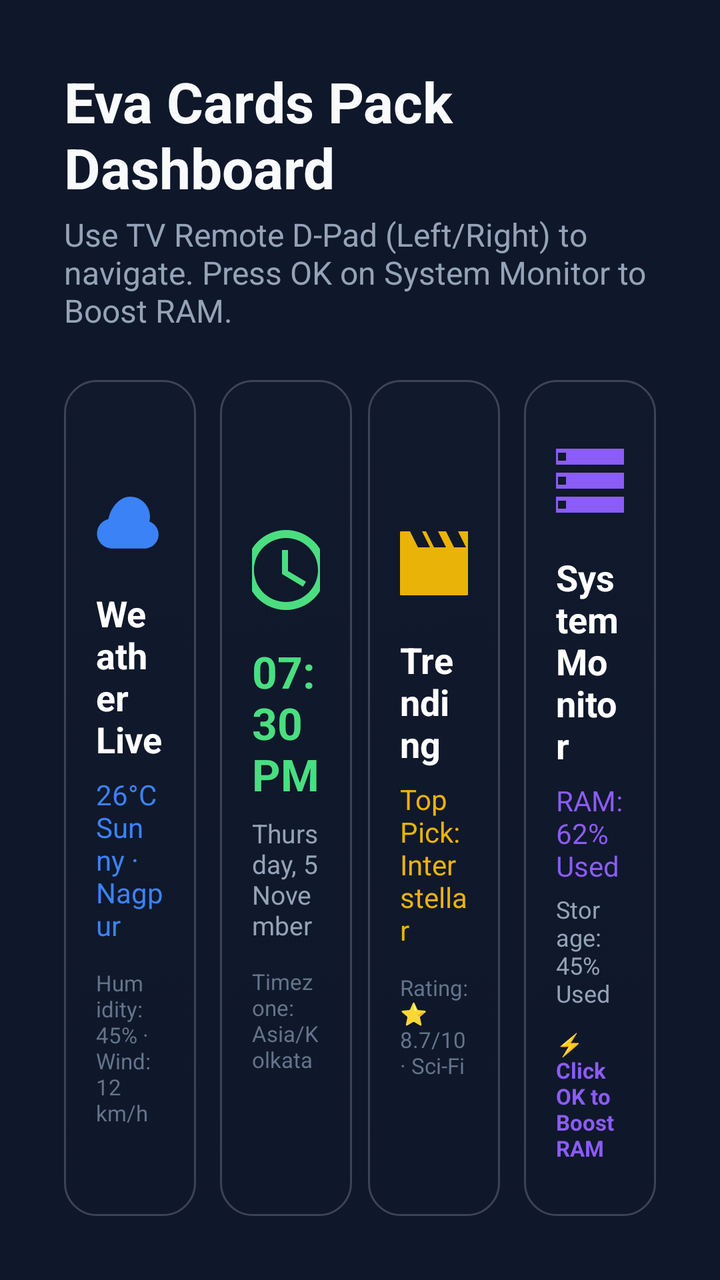
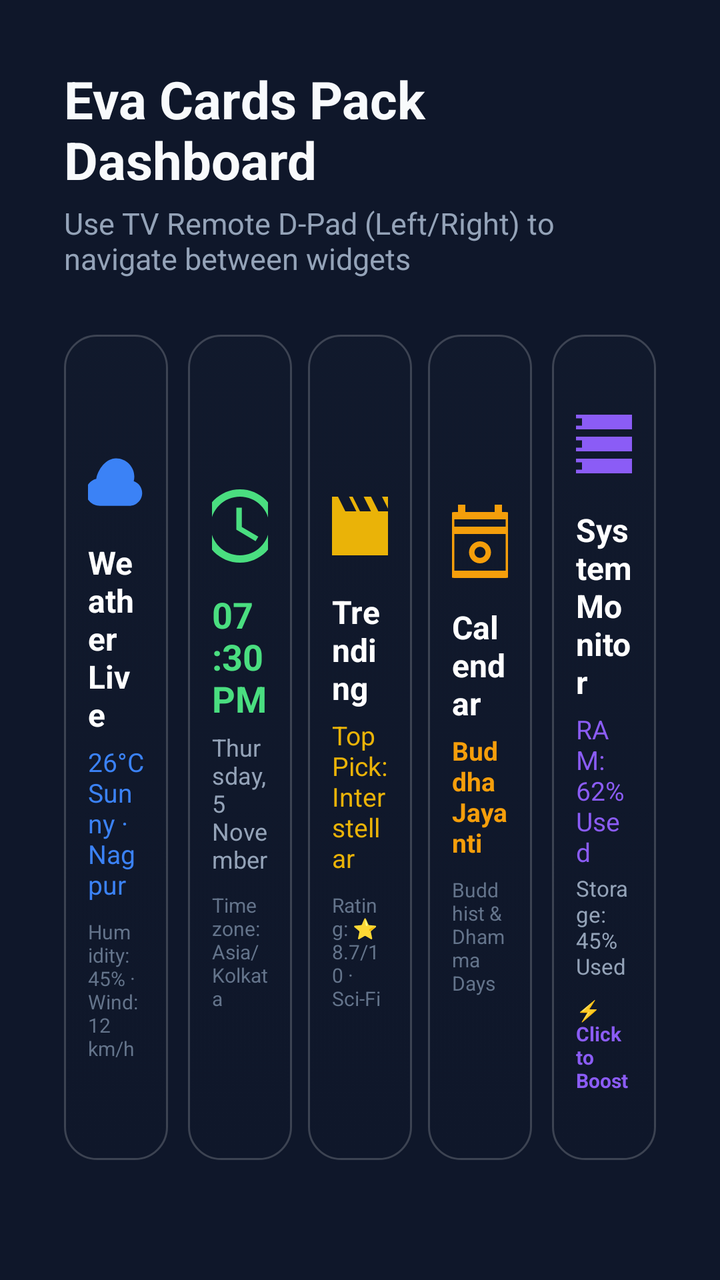

The first picture is an Android layout as it rendered before a commit; the second is the same layout after the commit. The layout source and the unified diff follow.
<!-- AndroidManifest.xml: application theme Theme.EvaCardsPack -->
<!-- res/layout/activity_eva_card.xml -->
<?xml version="1.0" encoding="utf-8"?>
<LinearLayout xmlns:android="http://schemas.android.com/apk/res/android"
    android:layout_width="match_parent"
    android:layout_height="match_parent"
    android:background="#0F172A"
    android:orientation="vertical"
    android:padding="32dp">

    
    <TextView
        android:layout_width="wrap_content"
        android:layout_height="wrap_content"
        android:text="Eva Cards Pack Dashboard"
        android:textColor="#F8FAFC"
        android:textSize="28sp"
        android:textStyle="bold" />

    <TextView
        android:layout_width="wrap_content"
        android:layout_height="wrap_content"
        android:layout_marginTop="4dp"
        android:text="Use TV Remote D-Pad (Left/Right) to navigate. Press OK on System Monitor to Boost RAM."
        android:textColor="#94A3B8"
        android:textSize="16sp" />

    
    <LinearLayout
        android:layout_width="match_parent"
        android:layout_height="0dp"
        android:layout_marginTop="24dp"
        android:layout_weight="1"
        android:baselineAligned="false"
        android:orientation="horizontal">

        
        <LinearLayout
            android:id="@+id/panelWeatherCard"
            android:layout_width="0dp"
            android:layout_height="match_parent"
            android:layout_marginEnd="8dp"
            android:layout_weight="1"
            android:background="@drawable/glass_card_selector"
            android:clickable="true"
            android:descendantFocusability="blocksDescendants"
            android:focusable="true"
            android:gravity="center"
            android:nextFocusLeft="@+id/panelWeatherCard"
            android:nextFocusRight="@+id/panelClockCard"
            android:orientation="vertical"
            android:padding="16dp">

            <ImageView
                android:layout_width="48dp"
                android:layout_height="48dp"
                android:contentDescription="Weather"
                android:src="@drawable/ic_weather_banner" />

            <TextView
                android:layout_width="wrap_content"
                android:layout_height="wrap_content"
                android:layout_marginTop="12dp"
                android:text="Weather Live"
                android:textColor="#FFFFFF"
                android:textSize="18sp"
                android:textStyle="bold" />

            <TextView
                android:layout_width="wrap_content"
                android:layout_height="wrap_content"
                android:layout_marginTop="6dp"
                android:text="26°C Sunny · Nagpur"
                android:textColor="#3B82F6"
                android:textSize="14sp" />

            <TextView
                android:layout_width="wrap_content"
                android:layout_height="wrap_content"
                android:layout_marginTop="12dp"
                android:text="Humidity: 45% · Wind: 12 km/h"
                android:textColor="#64748B"
                android:textSize="11sp" />
        </LinearLayout>

        
        <LinearLayout
            android:id="@+id/panelClockCard"
            android:layout_width="0dp"
            android:layout_height="match_parent"
            android:layout_marginStart="4dp"
            android:layout_marginEnd="4dp"
            android:layout_weight="1"
            android:background="@drawable/glass_card_selector"
            android:clickable="true"
            android:descendantFocusability="blocksDescendants"
            android:focusable="true"
            android:gravity="center"
            android:nextFocusLeft="@+id/panelWeatherCard"
            android:nextFocusRight="@+id/panelTrendingCard"
            android:orientation="vertical"
            android:padding="16dp">

            <ImageView
                android:layout_width="48dp"
                android:layout_height="48dp"
                android:contentDescription="Clock"
                android:src="@drawable/ic_clock_banner" />

            <TextView
                android:id="@+id/clockTimeText"
                android:layout_width="wrap_content"
                android:layout_height="wrap_content"
                android:layout_marginTop="12dp"
                android:text="07:30 PM"
                android:textColor="#4ADE80"
                android:textSize="22sp"
                android:textStyle="bold" />

            <TextView
                android:id="@+id/clockDateText"
                android:layout_width="wrap_content"
                android:layout_height="wrap_content"
                android:layout_marginTop="6dp"
                android:text="Thursday, 5 November"
                android:textColor="#94A3B8"
                android:textSize="13sp" />

            <TextView
                android:layout_width="wrap_content"
                android:layout_height="wrap_content"
                android:layout_marginTop="12dp"
                android:text="Timezone: Asia/Kolkata"
                android:textColor="#64748B"
                android:textSize="11sp" />
        </LinearLayout>

        
        <LinearLayout
            android:id="@+id/panelTrendingCard"
            android:layout_width="0dp"
            android:layout_height="match_parent"
            android:layout_marginStart="4dp"
            android:layout_marginEnd="4dp"
            android:layout_weight="1"
            android:background="@drawable/glass_card_selector"
            android:clickable="true"
            android:descendantFocusability="blocksDescendants"
            android:focusable="true"
            android:gravity="center"
            android:nextFocusLeft="@+id/panelClockCard"
            android:nextFocusRight="@+id/panelSystemMonitorCard"
            android:orientation="vertical"
            android:padding="16dp">

            <ImageView
                android:layout_width="48dp"
                android:layout_height="48dp"
                android:contentDescription="Trending"
                android:src="@drawable/ic_trending_banner" />

            <TextView
                android:layout_width="wrap_content"
                android:layout_height="wrap_content"
                android:layout_marginTop="12dp"
                android:text="Trending"
                android:textColor="#FFFFFF"
                android:textSize="18sp"
                android:textStyle="bold" />

            <TextView
                android:layout_width="wrap_content"
                android:layout_height="wrap_content"
                android:layout_marginTop="6dp"
                android:text="Top Pick: Interstellar"
                android:textColor="#EAB308"
                android:textSize="14sp" />

            <TextView
                android:layout_width="wrap_content"
                android:layout_height="wrap_content"
                android:layout_marginTop="12dp"
                android:text="Rating: ⭐ 8.7/10 · Sci-Fi"
                android:textColor="#64748B"
                android:textSize="11sp" />
        </LinearLayout>

        
        <LinearLayout
            android:id="@+id/panelSystemMonitorCard"
            android:layout_width="0dp"
            android:layout_height="match_parent"
            android:layout_marginStart="8dp"
            android:layout_weight="1"
            android:background="@drawable/glass_card_selector"
            android:clickable="true"
            android:descendantFocusability="blocksDescendants"
            android:focusable="true"
            android:gravity="center"
            android:nextFocusLeft="@+id/panelTrendingCard"
            android:nextFocusRight="@+id/panelSystemMonitorCard"
            android:orientation="vertical"
            android:padding="16dp">

            <ImageView
                android:layout_width="48dp"
                android:layout_height="48dp"
                android:contentDescription="System Monitor"
                android:src="@drawable/ic_storage_banner" />

            <TextView
                android:layout_width="wrap_content"
                android:layout_height="wrap_content"
                android:layout_marginTop="12dp"
                android:text="System Monitor"
                android:textColor="#FFFFFF"
                android:textSize="18sp"
                android:textStyle="bold" />

            <TextView
                android:id="@+id/dashboardRamText"
                android:layout_width="wrap_content"
                android:layout_height="wrap_content"
                android:layout_marginTop="6dp"
                android:text="RAM: 62% Used"
                android:textColor="#8B5CF6"
                android:textSize="14sp" />

            <TextView
                android:id="@+id/dashboardStorageText"
                android:layout_width="wrap_content"
                android:layout_height="wrap_content"
                android:layout_marginTop="4dp"
                android:text="Storage: 45% Used"
                android:textColor="#94A3B8"
                android:textSize="12sp" />

            <TextView
                android:layout_width="wrap_content"
                android:layout_height="wrap_content"
                android:layout_marginTop="10dp"
                android:text="⚡ Click OK to Boost RAM"
                android:textColor="#8B5CF6"
                android:textSize="11sp"
                android:textStyle="bold" />
        </LinearLayout>

    </LinearLayout>

</LinearLayout>
<!-- resources referenced by this layout -->
<resources>
  <!-- drawable ic_clock_banner (drawable) -->
  <?xml version="1.0" encoding="utf-8"?>
  <vector xmlns:android="http://schemas.android.com/apk/res/android"
      android:width="48dp"
      android:height="48dp"
      android:viewportWidth="24"
      android:viewportHeight="24">
      <path
          android:fillColor="#FF4ADE80"
          android:pathData="M11.99,2C6.47,2 2,6.48 2,12s4.47,10 9.99,10C17.52,22 22,17.52 22,12S17.52,2 11.99,2zM12,20c-4.42,0 -8,-3.58 -8,-8s3.58,-8 8,-8 8,3.58 8,8 -3.58,8 -8,8zM12.5,7H11v6l5.25,3.15 0.75,-1.23 -4.5,-2.67z" />
  </vector>
  <!-- drawable ic_storage_banner (drawable) -->
  <?xml version="1.0" encoding="utf-8"?>
  <vector xmlns:android="http://schemas.android.com/apk/res/android"
      android:width="48dp"
      android:height="48dp"
      android:viewportWidth="24"
      android:viewportHeight="24">
      <path
          android:fillColor="#FF8B5CF6"
          android:pathData="M2,20h20v-4H2v4zm2,-3h2v2H4v-2zM2,4v4h20V4H2zm4,3H4V5h2v2zm-4,7h20v-4H2v4zm2,-3h2v2H4v-2z" />
  </vector>
  <!-- drawable ic_trending_banner (drawable) -->
  <?xml version="1.0" encoding="utf-8"?>
  <vector xmlns:android="http://schemas.android.com/apk/res/android"
      android:width="48dp"
      android:height="48dp"
      android:viewportWidth="24"
      android:viewportHeight="24">
      <path
          android:fillColor="#FFEAB308"
          android:pathData="M18,4l2,4h-3l-2,-4h-2l2,4h-3l-2,-4H9l2,4H8L6,4H4c-1.1,0 -1.99,0.9 -1.99,2L2,18c0,1.1 0.9,2 2,2h16c1.1,0 2,-0.9 2,-2V4h-4z" />
  </vector>
  <!-- drawable ic_weather_banner (drawable) -->
  <?xml version="1.0" encoding="utf-8"?>
  <vector xmlns:android="http://schemas.android.com/apk/res/android"
      android:width="48dp"
      android:height="48dp"
      android:viewportWidth="24"
      android:viewportHeight="24">
      <path
          android:fillColor="#FF3B82F6"
          android:pathData="M12,7c2.76,0 5,2.24 5,5 0,0.42 -0.06,0.83 -0.16,1.22 1.34,0.47 2.3,1.74 2.3,3.23 0,1.93 -1.57,3.5 -3.5,3.5h-8C5.43,19.95 3.75,18.27 3.75,16.2c0,-1.76 1.23,-3.23 2.87,-3.63C7.03,10.05 9.27,7 12,7z" />
  </vector>
  <style name="Theme.EvaCardsPack" parent="Theme.MaterialComponents.DayNight.NoActionBar">
          
          <item name="colorPrimary">#FF3B82F6</item>
          <item name="colorPrimaryVariant">#FF1E293B</item>
          <item name="colorOnPrimary">@color/white</item>
          
          <item name="android:statusBarColor">#FF0F172A</item>
      </style>
  <color name="white">#FFFFFFFF</color>
  <!-- unchanged entries left out for length: 1 -->
</resources>

<!-- the commit's change to res/layout/activity_eva_card.xml (unified diff, before → after) -->
@@ -3,6 +3,8 @@
     android:layout_width="match_parent"
     android:layout_height="match_parent"
     android:background="#0F172A"
+    android:clipChildren="false"
+    android:clipToPadding="false"
     android:orientation="vertical"
     android:padding="32dp">
 
@@ -12,32 +14,36 @@
         android:layout_height="wrap_content"
         android:text="Eva Cards Pack Dashboard"
         android:textColor="#F8FAFC"
-        android:textSize="28sp"
+        android:textSize="26sp"
         android:textStyle="bold" />
 
     <TextView
         android:layout_width="wrap_content"
         android:layout_height="wrap_content"
         android:layout_marginTop="4dp"
-        android:text="Use TV Remote D-Pad (Left/Right) to navigate. Press OK on System Monitor to Boost RAM."
+        android:text="Use TV Remote D-Pad (Left/Right) to navigate between widgets"
         android:textColor="#94A3B8"
-        android:textSize="16sp" />
+        android:textSize="15sp" />
 
     
     <LinearLayout
         android:layout_width="match_parent"
         android:layout_height="0dp"
-        android:layout_marginTop="24dp"
+        android:layout_marginTop="16dp"
+        android:layout_marginBottom="16dp"
         android:layout_weight="1"
         android:baselineAligned="false"
-        android:orientation="horizontal">
+        android:clipChildren="false"
+        android:clipToPadding="false"
+        android:orientation="horizontal"
+        android:paddingVertical="12dp">
 
         
         <LinearLayout
             android:id="@+id/panelWeatherCard"
             android:layout_width="0dp"
             android:layout_height="match_parent"
-            android:layout_marginEnd="8dp"
+            android:layout_marginEnd="6dp"
             android:layout_weight="1"
             android:background="@drawable/glass_card_selector"
             android:clickable="true"
@@ -47,38 +53,38 @@
             android:nextFocusLeft="@+id/panelWeatherCard"
             android:nextFocusRight="@+id/panelClockCard"
             android:orientation="vertical"
-            android:padding="16dp">
-
-            <ImageView
-                android:layout_width="48dp"
-                android:layout_height="48dp"
+            android:padding="12dp">
+
+            <ImageView
+                android:layout_width="44dp"
+                android:layout_height="44dp"
                 android:contentDescription="Weather"
                 android:src="@drawable/ic_weather_banner" />
 
             <TextView
                 android:layout_width="wrap_content"
                 android:layout_height="wrap_content"
-                android:layout_marginTop="12dp"
+                android:layout_marginTop="10dp"
                 android:text="Weather Live"
                 android:textColor="#FFFFFF"
-                android:textSize="18sp"
-                android:textStyle="bold" />
-
-            <TextView
-                android:layout_width="wrap_content"
-                android:layout_height="wrap_content"
-                android:layout_marginTop="6dp"
+                android:textSize="16sp"
+                android:textStyle="bold" />
+
+            <TextView
+                android:layout_width="wrap_content"
+                android:layout_height="wrap_content"
+                android:layout_marginTop="4dp"
                 android:text="26°C Sunny · Nagpur"
                 android:textColor="#3B82F6"
-                android:textSize="14sp" />
-
-            <TextView
-                android:layout_width="wrap_content"
-                android:layout_height="wrap_content"
-                android:layout_marginTop="12dp"
+                android:textSize="13sp" />
+
+            <TextView
+                android:layout_width="wrap_content"
+                android:layout_height="wrap_content"
+                android:layout_marginTop="8dp"
                 android:text="Humidity: 45% · Wind: 12 km/h"
                 android:textColor="#64748B"
-                android:textSize="11sp" />
+                android:textSize="10sp" />
         </LinearLayout>
 
         
@@ -97,11 +103,11 @@
             android:nextFocusLeft="@+id/panelWeatherCard"
             android:nextFocusRight="@+id/panelTrendingCard"
             android:orientation="vertical"
-            android:padding="16dp">
-
-            <ImageView
-                android:layout_width="48dp"
-                android:layout_height="48dp"
+            android:padding="12dp">
+
+            <ImageView
+                android:layout_width="44dp"
+                android:layout_height="44dp"
                 android:contentDescription="Clock"
                 android:src="@drawable/ic_clock_banner" />
 
@@ -109,28 +115,28 @@
                 android:id="@+id/clockTimeText"
                 android:layout_width="wrap_content"
                 android:layout_height="wrap_content"
-                android:layout_marginTop="12dp"
+                android:layout_marginTop="10dp"
                 android:text="07:30 PM"
                 android:textColor="#4ADE80"
-                android:textSize="22sp"
+                android:textSize="18sp"
                 android:textStyle="bold" />
 
             <TextView
                 android:id="@+id/clockDateText"
                 android:layout_width="wrap_content"
                 android:layout_height="wrap_content"
-                android:layout_marginTop="6dp"
+                android:layout_marginTop="4dp"
                 android:text="Thursday, 5 November"
                 android:textColor="#94A3B8"
-                android:textSize="13sp" />
-
-            <TextView
-                android:layout_width="wrap_content"
-                android:layout_height="wrap_content"
-                android:layout_marginTop="12dp"
+                android:textSize="12sp" />
+
+            <TextView
+                android:layout_width="wrap_content"
+                android:layout_height="wrap_content"
+                android:layout_marginTop="8dp"
                 android:text="Timezone: Asia/Kolkata"
                 android:textColor="#64748B"
-                android:textSize="11sp" />
+                android:textSize="10sp" />
         </LinearLayout>
 
         
@@ -147,48 +153,49 @@
             android:focusable="true"
             android:gravity="center"
             android:nextFocusLeft="@+id/panelClockCard"
-            android:nextFocusRight="@+id/panelSystemMonitorCard"
-            android:orientation="vertical"
-            android:padding="16dp">
-
-            <ImageView
-                android:layout_width="48dp"
-                android:layout_height="48dp"
+            android:nextFocusRight="@+id/panelCalendarCard"
+            android:orientation="vertical"
+            android:padding="12dp">
+
+            <ImageView
+                android:layout_width="44dp"
+                android:layout_height="44dp"
                 android:contentDescription="Trending"
                 android:src="@drawable/ic_trending_banner" />
 
             <TextView
                 android:layout_width="wrap_content"
                 android:layout_height="wrap_content"
-                android:layout_marginTop="12dp"
+                android:layout_marginTop="10dp"
                 android:text="Trending"
                 android:textColor="#FFFFFF"
-                android:textSize="18sp"
-                android:textStyle="bold" />
-
-            <TextView
-                android:layout_width="wrap_content"
-                android:layout_height="wrap_content"
-                android:layout_marginTop="6dp"
+                android:textSize="16sp"
+                android:textStyle="bold" />
+
+            <TextView
+                android:layout_width="wrap_content"
+                android:layout_height="wrap_content"
+                android:layout_marginTop="4dp"
                 android:text="Top Pick: Interstellar"
                 android:textColor="#EAB308"
-                android:textSize="14sp" />
-
-            <TextView
-                android:layout_width="wrap_content"
-                android:layout_height="wrap_content"
-                android:layout_marginTop="12dp"
+                android:textSize="13sp" />
+
+            <TextView
+                android:layout_width="wrap_content"
+                android:layout_height="wrap_content"
+                android:layout_marginTop="8dp"
                 android:text="Rating: ⭐ 8.7/10 · Sci-Fi"
                 android:textColor="#64748B"
-                android:textSize="11sp" />
-        </LinearLayout>
-
-        
-        <LinearLayout
-            android:id="@+id/panelSystemMonitorCard"
-            android:layout_width="0dp"
-            android:layout_height="match_parent"
-            android:layout_marginStart="8dp"
+                android:textSize="10sp" />
+        </LinearLayout>
+
+        
+        <LinearLayout
+            android:id="@+id/panelCalendarCard"
+            android:layout_width="0dp"
+            android:layout_height="match_parent"
+            android:layout_marginStart="4dp"
+            android:layout_marginEnd="4dp"
             android:layout_weight="1"
             android:background="@drawable/glass_card_selector"
             android:clickable="true"
@@ -198,48 +205,98 @@
             android:nextFocusLeft="@+id/panelTrendingCard"
             android:nextFocusRight="@+id/panelSystemMonitorCard"
             android:orientation="vertical"
-            android:padding="16dp">
-
-            <ImageView
-                android:layout_width="48dp"
-                android:layout_height="48dp"
+            android:padding="12dp">
+
+            <ImageView
+                android:layout_width="44dp"
+                android:layout_height="44dp"
+                android:contentDescription="Calendar"
+                android:src="@drawable/ic_calendar_banner" />
+
+            <TextView
+                android:layout_width="wrap_content"
+                android:layout_height="wrap_content"
+                android:layout_marginTop="10dp"
+                android:text="Calendar"
+                android:textColor="#FFFFFF"
+                android:textSize="16sp"
+                android:textStyle="bold" />
+
+            <TextView
+                android:layout_width="wrap_content"
+                android:layout_height="wrap_content"
+                android:layout_marginTop="4dp"
+                android:text="Buddha Jayanti"
+                android:textColor="#F59E0B"
+                android:textSize="13sp"
+                android:textStyle="bold" />
+
+            <TextView
+                android:layout_width="wrap_content"
+                android:layout_height="wrap_content"
+                android:layout_marginTop="8dp"
+                android:text="Buddhist &amp; Dhamma Days"
+                android:textColor="#64748B"
+                android:textSize="10sp" />
+        </LinearLayout>
+
+        
+        <LinearLayout
+            android:id="@+id/panelSystemMonitorCard"
+            android:layout_width="0dp"
+            android:layout_height="match_parent"
+            android:layout_marginStart="6dp"
+            android:layout_weight="1"
+            android:background="@drawable/glass_card_selector"
+            android:clickable="true"
+            android:descendantFocusability="blocksDescendants"
+            android:focusable="true"
+            android:gravity="center"
+            android:nextFocusLeft="@+id/panelCalendarCard"
+            android:nextFocusRight="@+id/panelSystemMonitorCard"
+            android:orientation="vertical"
+            android:padding="12dp">
+
+            <ImageView
+                android:layout_width="44dp"
+                android:layout_height="44dp"
                 android:contentDescription="System Monitor"
                 android:src="@drawable/ic_storage_banner" />
 
             <TextView
                 android:layout_width="wrap_content"
                 android:layout_height="wrap_content"
-                android:layout_marginTop="12dp"
+                android:layout_marginTop="10dp"
                 android:text="System Monitor"
                 android:textColor="#FFFFFF"
-                android:textSize="18sp"
+                android:textSize="16sp"
                 android:textStyle="bold" />
 
             <TextView
                 android:id="@+id/dashboardRamText"
                 android:layout_width="wrap_content"
                 android:layout_height="wrap_content"
-                android:layout_marginTop="6dp"
+                android:layout_marginTop="4dp"
                 android:text="RAM: 62% Used"
                 android:textColor="#8B5CF6"
-                android:textSize="14sp" />
+                android:textSize="13sp" />
 
             <TextView
                 android:id="@+id/dashboardStorageText"
                 android:layout_width="wrap_content"
                 android:layout_height="wrap_content"
-                android:layout_marginTop="4dp"
+                android:layout_marginTop="2dp"
                 android:text="Storage: 45% Used"
                 android:textColor="#94A3B8"
-                android:textSize="12sp" />
-
-            <TextView
-                android:layout_width="wrap_content"
-                android:layout_height="wrap_content"
-                android:layout_marginTop="10dp"
-                android:text="⚡ Click OK to Boost RAM"
+                android:textSize="11sp" />
+
+            <TextView
+                android:layout_width="wrap_content"
+                android:layout_height="wrap_content"
+                android:layout_marginTop="8dp"
+                android:text="⚡ Click to Boost"
                 android:textColor="#8B5CF6"
-                android:textSize="11sp"
+                android:textSize="10sp"
                 android:textStyle="bold" />
         </LinearLayout>
 
<!-- resource entries referenced after the edit -->
@@ -1,5 +1,20 @@
 <!-- resources referenced by this layout -->
 <resources>
+  <!-- drawable ic_calendar_banner (drawable) -->
+  <?xml version="1.0" encoding="utf-8"?>
+  <vector xmlns:android="http://schemas.android.com/apk/res/android"
+      android:width="48dp"
+      android:height="48dp"
+      android:viewportWidth="24"
+      android:viewportHeight="24">
+      
+      <path
+          android:fillColor="#FFF59E0B"
+          android:pathData="M19,4h-1V2h-2v2H8V2H6v2H5c-1.11,0 -1.99,0.9 -1.99,2L3,20c0,1.1 0.89,2 2,2h14c1.1,0 2,-0.9 2,-2V6c0,-1.1 -0.9,-2 -2,-2zm0,16H5V10h14v10zm0,-12H5V6h14v2z" />
+      <path
+          android:fillColor="#FFF59E0B"
+          android:pathData="M12,12c-1.66,0 -3,1.34 -3,3s1.34,3 3,3 3,-1.34 3,-3 -1.34,-3 -3,-3zm0,4.5c-0.83,0 -1.5,-0.67 -1.5,-1.5s0.67,-1.5 1.5,-1.5 1.5,0.67 1.5,1.5 -0.67,1.5 -1.5,1.5z" />
+  </vector>
   <!-- drawable ic_clock_banner (drawable) -->
   <?xml version="1.0" encoding="utf-8"?>
   <vector xmlns:android="http://schemas.android.com/apk/res/android"
